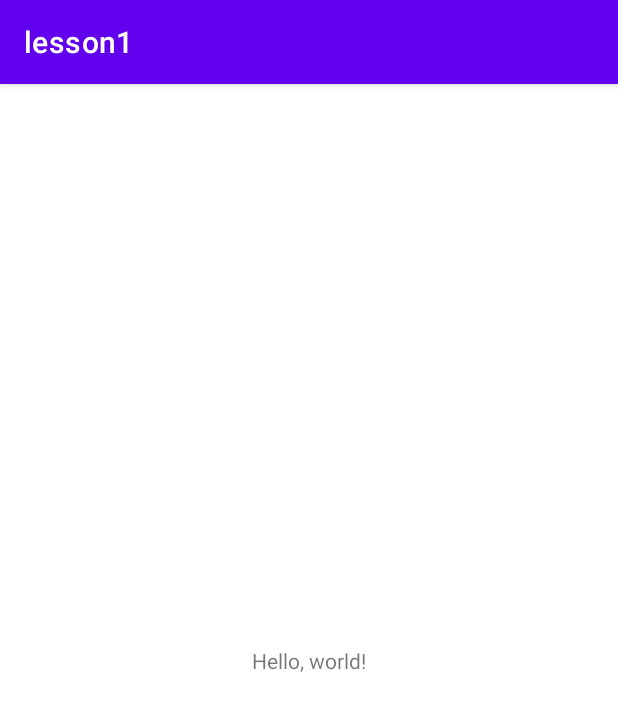
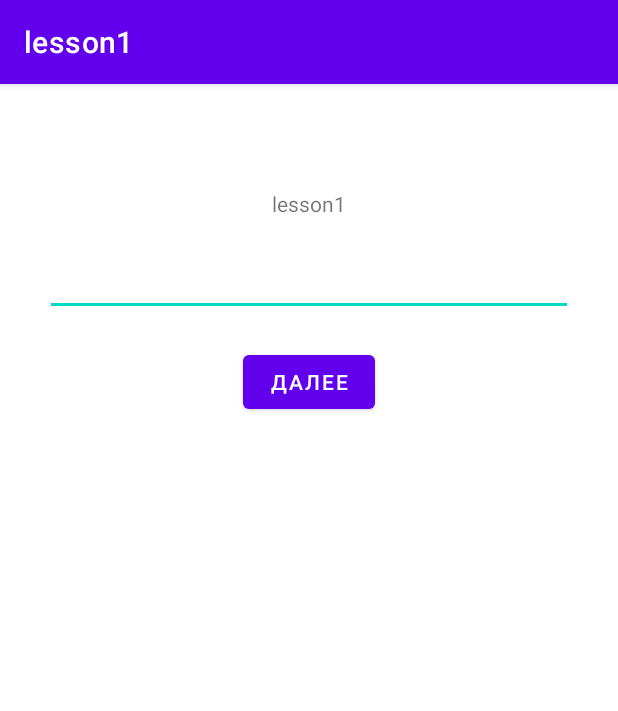
Before and after one commit to funtastt/itis_android, an Android app: the screen it shows after launch (MainActivity), on a phone screen of 412 x 824 dp. Shown: the top 711 px of the screen. Run offline under Robolectric (Android 15) with nearby library versions, the phone set to English and light mode, and no system bars.

Commit message:
#1 homework (mandatory part)

```diff
--- a/app/build.gradle
+++ b/app/build.gradle
@@ -30,6 +30,9 @@ android {
     kotlinOptions {
         jvmTarget = '1.8'
     }
+    viewBinding {
+        enabled = true
+    }
 }
 
 dependencies {
--- /dev/null
+++ b/app/src/main/java/ru/kpfu/itis/android/asadullin/lesson1/FirstFragment.kt
@@ -0,0 +1,66 @@
+package ru.kpfu.itis.android.asadullin.lesson1
+
+import android.os.Bundle
+import android.view.LayoutInflater
+import android.view.View
+import android.view.ViewGroup
+import androidx.fragment.app.Fragment
+import ru.kpfu.itis.android.asadullin.lesson1.databinding.FragmentFirstBinding
+
+class FirstFragment : Fragment() {
+    private var _viewBinding: FragmentFirstBinding? = null
+    private val viewBinding: FragmentFirstBinding get() = _viewBinding!!
+
+    override fun onCreateView(
+        inflater: LayoutInflater, container: ViewGroup?,
+        savedInstanceState: Bundle?
+    ): View {
+        _viewBinding = FragmentFirstBinding.inflate(inflater, container, false)
+        val view = viewBinding.root
+
+        return view
+    }
+
+    override fun onViewCreated(view: View, savedInstanceState: Bundle?) {
+        super.onViewCreated(view, savedInstanceState)
+
+        initViews()
+    }
+
+    private fun initViews() {
+        with(viewBinding) {
+            tvFirst.text = arguments?.getString(ParamsKey.MESSAGE_TEXT_KEY) ?: ""
+
+            btnNext.setOnClickListener{
+                requireActivity()
+                    .supportFragmentManager
+                    .beginTransaction()
+                    .replace(R.id.fragment_container, SecondFragment.newInstance(etInput.text.toString()), SecondFragment.SECOND_FRAGMENT_TAG)
+                    .addToBackStack(null)
+                    .commit()
+
+                requireActivity()
+                    .supportFragmentManager
+                    .beginTransaction()
+                    .replace(R.id.fragment_container, ThirdFragment.newInstance(etInput.text.toString()), ThirdFragment.THIRD_FRAGMENT_TAG)
+                    .addToBackStack(null)
+                    .commit()
+            }
+        }
+    }
+
+    override fun onDestroyView() {
+        super.onDestroyView()
+        _viewBinding = null
+    }
+
+    companion object {
+        const val FIRST_FRAGMENT_TAG = "FIRST_FRAGMENT_TAG"
+
+        fun newInstance(text: String) = FirstFragment().apply {
+            arguments = Bundle().apply {
+                putString(ParamsKey.MESSAGE_TEXT_KEY, text)
+            }
+        }
+    }
+}
--- a/app/src/main/java/ru/kpfu/itis/android/asadullin/lesson1/MainActivity.kt
+++ b/app/src/main/java/ru/kpfu/itis/android/asadullin/lesson1/MainActivity.kt
@@ -2,10 +2,23 @@ package ru.kpfu.itis.android.asadullin.lesson1
 
 import androidx.appcompat.app.AppCompatActivity
 import android.os.Bundle
+import androidx.fragment.app.Fragment
 
 class MainActivity : AppCompatActivity() {
+
     override fun onCreate(savedInstanceState: Bundle?) {
         super.onCreate(savedInstanceState)
-        setContentView(R.layout.activity_main)
+        setContentView(R.layout.activity_fragment_container)
+
+        val projectName = application.applicationInfo.packageName.split(".").last()
+
+        if (savedInstanceState == null) {
+            supportFragmentManager.beginTransaction()
+                .add(R.id.fragment_container,
+                    FirstFragment.newInstance(projectName),
+                    FirstFragment.FIRST_FRAGMENT_TAG,
+                )
+                .commit()
+        }
     }
 }
--- /dev/null
+++ b/app/src/main/java/ru/kpfu/itis/android/asadullin/lesson1/ParamsKey.kt
@@ -0,0 +1,5 @@
+package ru.kpfu.itis.android.asadullin.lesson1
+
+object ParamsKey {
+    const val MESSAGE_TEXT_KEY: String = "MESSAGE_TEXT_KEY"
+}
--- /dev/null
+++ b/app/src/main/res/layout/activity_fragment_container.xml
@@ -0,0 +1,10 @@
+<?xml version="1.0" encoding="utf-8"?>
+<androidx.fragment.app.FragmentContainerView xmlns:android="http://schemas.android.com/apk/res/android"
+    xmlns:tools="http://schemas.android.com/tools"
+    android:id="@+id/fragment_container"
+    android:layout_width="match_parent"
+    android:layout_height="match_parent"
+    android:background="?android:attr/colorBackground"
+    tools:context=".MainActivity">
+
+</androidx.fragment.app.FragmentContainerView>
--- /dev/null
+++ b/app/src/main/res/layout/fragment_first.xml
@@ -0,0 +1,41 @@
+<?xml version="1.0" encoding="utf-8"?>
+<androidx.constraintlayout.widget.ConstraintLayout xmlns:android="http://schemas.android.com/apk/res/android"
+    xmlns:app="http://schemas.android.com/apk/res-auto"
+    xmlns:tools="http://schemas.android.com/tools"
+    android:id="@+id/firstFragment"
+    android:layout_width="match_parent"
+    android:layout_height="match_parent"
+    tools:context=".FirstFragment">
+
+    <TextView
+        android:id="@+id/tv_first"
+        android:layout_width="wrap_content"
+        android:layout_height="wrap_content"
+        android:text="Название проекта"
+        android:layout_marginTop="70dp"
+        app:layout_constraintTop_toTopOf="parent"
+        app:layout_constraintStart_toStartOf="parent"
+        app:layout_constraintEnd_toEndOf="parent"
+        app:layout_constraintBottom_toTopOf="@+id/et_input" />
+
+    <EditText
+        android:id="@+id/et_input"
+        android:layout_width="match_parent"
+        android:layout_height="wrap_content"
+        android:layout_marginHorizontal="30dp"
+        android:layout_marginTop="20dp"
+        app:layout_constraintTop_toBottomOf="@+id/tv_first"
+        app:layout_constraintStart_toStartOf="parent"
+        app:layout_constraintEnd_toEndOf="parent" />
+
+    <Button
+        android:id="@+id/btn_next"
+        android:layout_width="wrap_content"
+        android:layout_height="wrap_content"
+        android:text="Далее"
+        android:layout_marginTop="20dp"
+        app:layout_constraintTop_toBottomOf="@+id/et_input"
+        app:layout_constraintStart_toStartOf="parent"
+        app:layout_constraintEnd_toEndOf="parent" />
+
+</androidx.constraintlayout.widget.ConstraintLayout>
--- a/app/src/main/res/layout/activity_main.xml
+++ b/app/src/main/res/layout/fragment_third.xml
@@ -2,18 +2,19 @@
 <androidx.constraintlayout.widget.ConstraintLayout xmlns:android="http://schemas.android.com/apk/res/android"
     xmlns:app="http://schemas.android.com/apk/res-auto"
     xmlns:tools="http://schemas.android.com/tools"
+    android:id="@+id/thirdFragment"
     android:layout_width="match_parent"
     android:layout_height="match_parent"
-    tools:context=".MainActivity">
+    tools:context=".ThirdFragment">
 
     <TextView
-        android:id="@+id/hello_world"
+        android:id="@+id/tv_third"
         android:layout_width="wrap_content"
         android:layout_height="wrap_content"
-        android:text="Hello, world!"
-        app:layout_constraintBottom_toBottomOf="parent"
+        android:text="Третий экран"
+        android:layout_marginTop="70dp"
         app:layout_constraintTop_toTopOf="parent"
         app:layout_constraintStart_toStartOf="parent"
-        app:layout_constraintEnd_toEndOf="parent"/>
+        app:layout_constraintEnd_toEndOf="parent" />
 
 </androidx.constraintlayout.widget.ConstraintLayout>
--- a/app/src/main/res/values/strings.xml
+++ b/app/src/main/res/values/strings.xml
@@ -1,3 +1,4 @@
 <resources>
     <string name="app_name">lesson1</string>
+    <string name="chooser_title">[porgirefwof</string>
 </resources>
```
Also changed, not shown: app/src/main/java/ru/kpfu/itis/android/asadullin/lesson1/SecondFragment.kt (added, +75 -0 lines), app/src/main/java/ru/kpfu/itis/android/asadullin/lesson1/ThirdFragment.kt (added, +56 -0 lines), app/src/main/res/layout/fragment_second.xml (added, +40 -0 lines).
